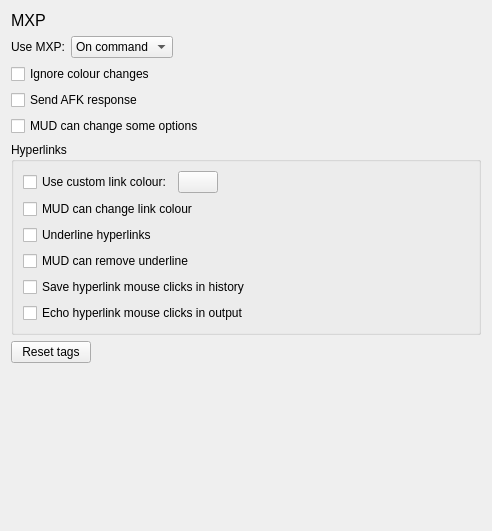
jnbooth/smushclient, file smushclient-qt/cpp/ui/prefs/mxp.ui: the form before one commit.
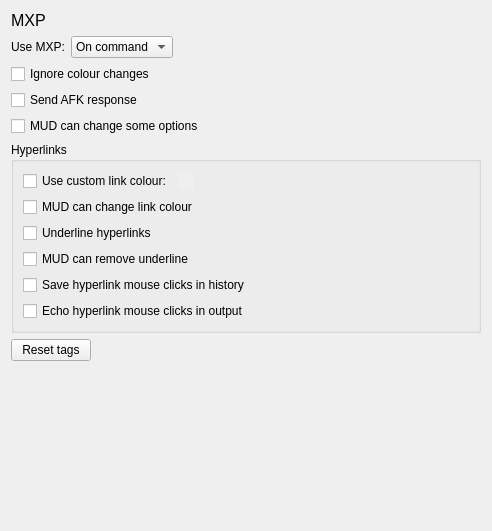
The form after the commit. Icons and pictures are not drawn. Custom widgets are drawn as their Qt base class.

Patch:
```diff
--- a/smushclient-qt/cpp/ui/prefs/mxp.ui
+++ b/smushclient-qt/cpp/ui/prefs/mxp.ui
@@ -111,15 +111,21 @@
         </item>
         <item>
          <widget class="ColorPickerButton" name="HyperlinkColor">
-          <property name="sizePolicy">
-           <sizepolicy hsizetype="Fixed" vsizetype="Fixed">
-            <horstretch>0</horstretch>
-            <verstretch>0</verstretch>
-           </sizepolicy>
+          <property name="maximumSize">
+           <size>
+            <width>16</width>
+            <height>16</height>
+           </size>
+          </property>
+          <property name="autoFillBackground">
+           <bool>true</bool>
           </property>
           <property name="text">
            <string/>
           </property>
+          <property name="flat">
+           <bool>true</bool>
+          </property>
          </widget>
         </item>
         <item>
```
